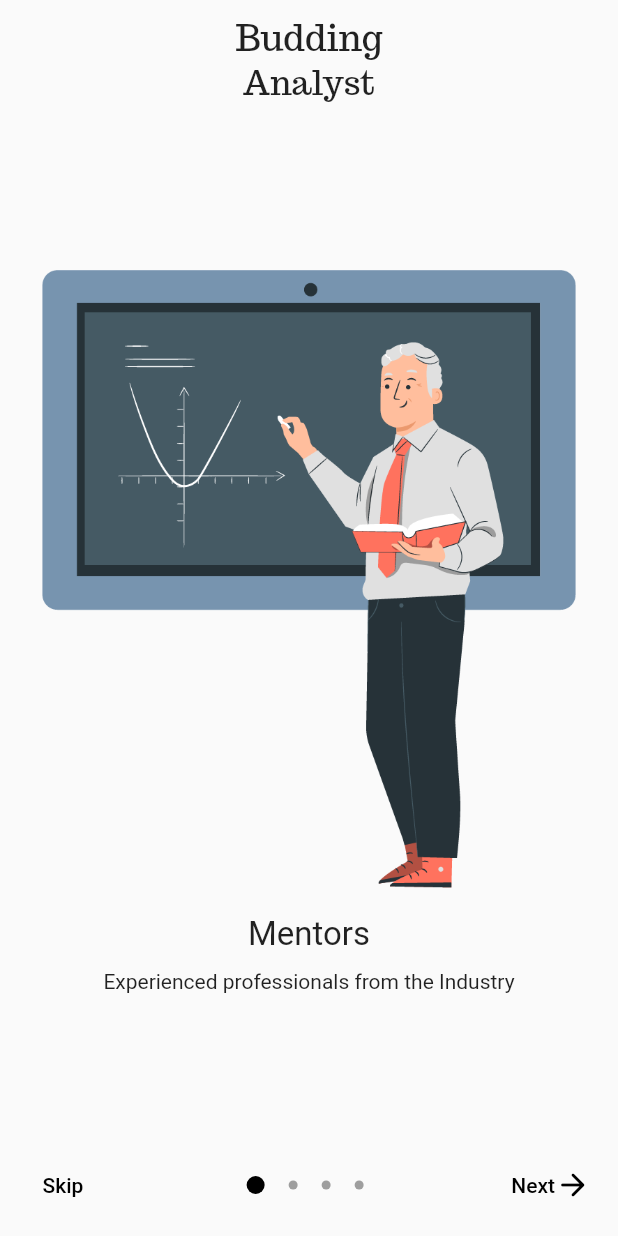
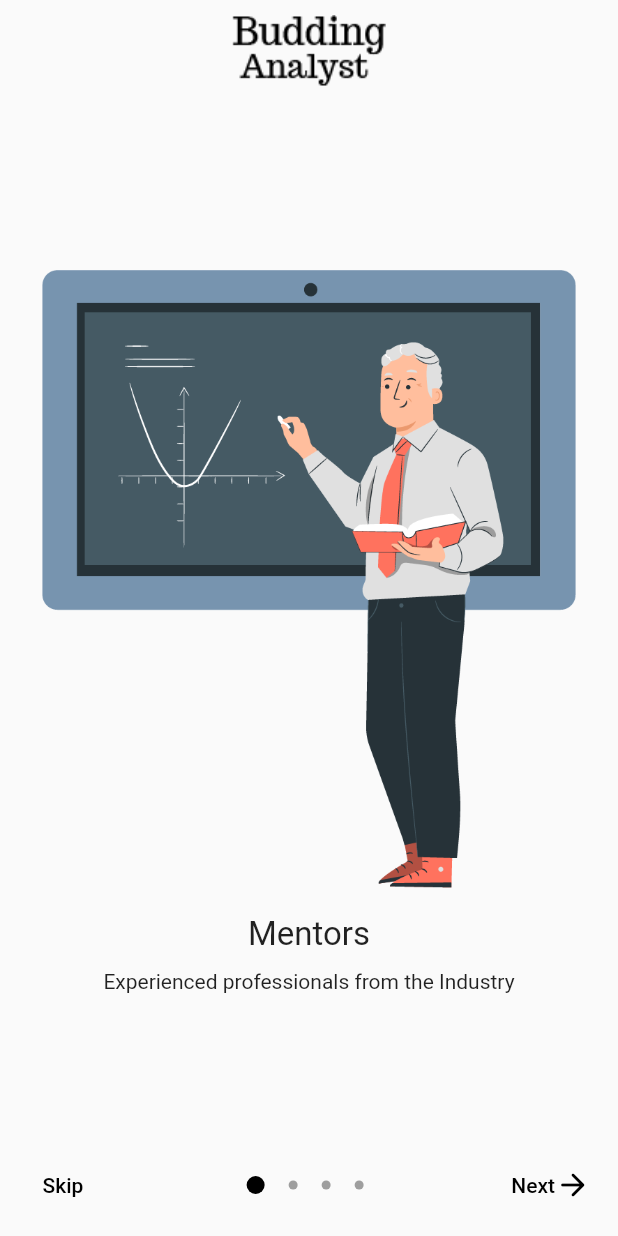
Before and after one commit to AmritRandhawaJi/BuddingAnalyst, a Flutter app: the screen it shows after launch, on a phone screen of 412 x 824 dp. Run offline on Flutter 3.47's test engine with Material 2 defaults, Android fonts, the light colour scheme and no system bars.

Commit message:
Changes 23-04-2021 11:40 AM

```diff
--- a/lib/screens/GettingStarted.dart
+++ b/lib/screens/GettingStarted.dart
@@ -40,8 +40,7 @@ class _GettingStartedScreenState extends State<GettingStartedScreen> {
               Column(
                 children: [
                   SizedBox(height: 10.0,),
-                Center(child: Text("Budding",style: TextStyle(fontFamily: "Trocchi",fontSize: 24.0),)),
-                Center(child: Text("Analyst",style: TextStyle(fontFamily: "Trocchi",fontSize: 22.0),)),
+                Center(child: Image.asset("assets/heading.png"))
               ],),
               PageView.builder(
                 controller: _pageController,
```
Also changed, not shown: assets/heading.png (added), 1 other file.
